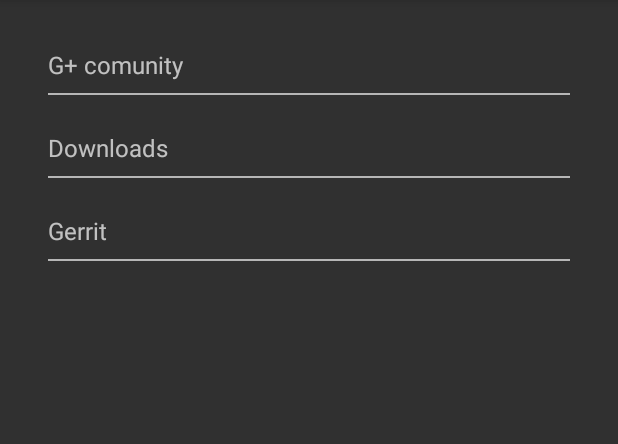
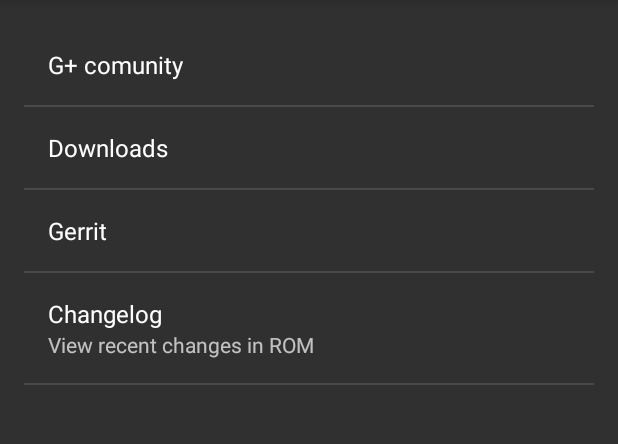
Before and after one commit to SpiritCroc/AicpExtras, an Android app: the screen it shows after launch (MainActivity), on a phone screen of 412 x 824 dp, the part 84-528 px from its top. Run offline under Robolectric (Android 15) with nearby library versions, the phone set to English and light mode, and no system bars.

```diff
--- a/app/src/main/AndroidManifest.xml
+++ b/app/src/main/AndroidManifest.xml
@@ -18,6 +18,11 @@
                 <category android:name="android.intent.category.LAUNCHER" />
             </intent-filter>
         </activity>
+
+        <activity
+            android:name=".ChangeLogActivity"
+            android:label="@string/changelog_title">
+        </activity>
     </application>
 
 </manifest>
--- a/app/src/main/java/com/lordclockan/aicpextras/AboutFragment.java
+++ b/app/src/main/java/com/lordclockan/aicpextras/AboutFragment.java
@@ -1,66 +1,84 @@
 package com.lordclockan.aicpextras;
 
+import android.app.Activity;
+import android.content.ContentResolver;
 import android.content.Intent;
 import android.net.Uri;
 import android.os.Bundle;
-import android.support.annotation.Nullable;
+import android.preference.Preference;
+import android.preference.PreferenceFragment;
+import android.preference.PreferenceScreen;
 import android.support.v4.app.Fragment;
-import android.view.LayoutInflater;
-import android.view.View;
-import android.view.ViewGroup;
-import android.widget.TextView;
 
-/**
- * Created by lord on 07.10.15..
- */
 public class AboutFragment extends Fragment {
 
-    View myView;
+    @Override
+    public void onCreate(Bundle savedInstanceState) {
+        super.onCreate(savedInstanceState);
 
-    @Nullable
-    @Override
-    public View onCreateView(LayoutInflater inflater, ViewGroup container, Bundle savedInstanceState) {
-        myView = inflater.inflate(R.layout.about_layout, container, false);
-        addListenerOnGCommunity();
-        return myView;
+        getActivity().getFragmentManager().beginTransaction()
+                .replace(R.id.content_main, new SettingsPreferenceFragment())
+                .commit();
     }
 
-    public void addListenerOnGCommunity() {
+    public static class SettingsPreferenceFragment extends PreferenceFragment {
 
-        TextView mGcommunty = (TextView) myView.findViewById(R.id.tvGplus);
-        mGcommunty.setOnClickListener(new View.OnClickListener() {
+        private String PREF_GCOMMUNITY = "gplus";
+        private String PREF_AICP_DOWNLOADS = "aicp_downloads";
+        private String PREF_AICP_GERRIT = "aicp_gerrit";
+        private String PREF_AICP_CHANGELOG = "aicp_changelog";
 
-            @Override
-            public void onClick(View arg0) {
+        private Preference mGcommunity;
+        private Preference mAicpDownloads;
+        private Preference mAicpGerrit;
+        private Preference mAicpChangeLog;
+        public SettingsPreferenceFragment() {
+        }
+
+        @Override
+        public void onCreate(Bundle savedInstanceState) {
+            super.onCreate(savedInstanceState);
+
+            // Load the preferences from an XML resource
+            addPreferencesFromResource(R.xml.about_layout);
+
+            PreferenceScreen prefSet = getPreferenceScreen();
+            Activity activity = getActivity();
+
+            final ContentResolver resolver = getActivity().getContentResolver();
+
+            mGcommunity = prefSet.findPreference(PREF_GCOMMUNITY);
+            mAicpDownloads = prefSet.findPreference(PREF_AICP_DOWNLOADS);
+            mAicpGerrit = prefSet.findPreference(PREF_AICP_GERRIT);
+            mAicpChangeLog = prefSet.findPreference(PREF_AICP_CHANGELOG);
+
+        }
+
+        @Override
+        public boolean onPreferenceTreeClick(PreferenceScreen preferenceScreen, Preference preference) {
+            if (preference == mGcommunity) {
                 String url = "https://plus.google.com/communities/101008638920580274588";
                 Intent intent = new Intent(Intent.ACTION_VIEW);
                 intent.setData(Uri.parse(url));
                 startActivity(intent);
-            }
-        });
-
-        TextView mAicpDownloads = (TextView) myView.findViewById(R.id.tvAicpDownloads);
-        mAicpDownloads.setOnClickListener(new View.OnClickListener() {
-
-            @Override
-            public void onClick(View arg0) {
+            } else if (preference == mAicpDownloads) {
                 String url = "http://dwnld.aicp-rom.com";
                 Intent intent = new Intent(Intent.ACTION_VIEW);
                 intent.setData(Uri.parse(url));
                 startActivity(intent);
-            }
-        });
-
-        TextView mAicpGerrit = (TextView) myView.findViewById(R.id.tvAicpGerrit);
-        mAicpGerrit.setOnClickListener(new View.OnClickListener() {
-
-            @Override
-            public void onClick(View arg0) {
+            } else if (preference == mAicpGerrit) {
                 String url = "http://gerrit.aicp-rom.com/#/q/status:open";
                 Intent intent = new Intent(Intent.ACTION_VIEW);
                 intent.setData(Uri.parse(url));
                 startActivity(intent);
+            } else if (preference == mAicpChangeLog) {
+                Intent intent = new Intent(getActivity(), ChangeLogActivity.class);
+                getActivity().startActivity(intent);
+            } else {
+                return super.onPreferenceTreeClick(preferenceScreen, preference);
             }
-        });
+
+            return false;
+        }
     }
 }
--- a/app/src/main/res/layout/about_layout.xml
+++ /dev/null
@@ -1,61 +0,0 @@
-<?xml version="1.0" encoding="utf-8"?>
-<LinearLayout xmlns:android="http://schemas.android.com/apk/res/android"
-    android:layout_width="match_parent"
-    android:layout_height="match_parent"
-    android:background="?android:attr/selectableItemBackground"
-    android:orientation="vertical"
-    android:paddingBottom="@dimen/activity_vertical_margin"
-    android:paddingLeft="@dimen/activity_horizontal_margin"
-    android:paddingRight="@dimen/activity_horizontal_margin"
-    android:paddingTop="@dimen/activity_vertical_margin">
-
-
-    <TextView
-        android:id="@+id/tvGplus"
-        style="TextAppearance.AppCompat.Body1"
-        android:layout_width="match_parent"
-        android:layout_height="wrap_content"
-        android:layout_gravity="center_horizontal"
-        android:text="@string/g_community"
-        android:textSize="16sp" />
-
-    <View
-        android:layout_width="match_parent"
-        android:layout_height="1dp"
-        android:layout_marginBottom="24dp"
-        android:layout_marginTop="8dp"
-        android:background="@color/line_color" />
-
-    <TextView
-        android:id="@+id/tvAicpDownloads"
-        style="TextAppearance.AppCompat.Body1"
-        android:layout_width="match_parent"
-        android:layout_height="wrap_content"
-        android:layout_gravity="center_horizontal"
-        android:text="@string/aicp_downloads_title"
-        android:textSize="16sp" />
-
-    <View
-        android:layout_width="match_parent"
-        android:layout_height="1dp"
-        android:layout_marginBottom="24dp"
-        android:layout_marginTop="8dp"
-        android:background="@color/line_color" />
-
-    <TextView
-        android:id="@+id/tvAicpGerrit"
-        style="TextAppearance.AppCompat.Body1"
-        android:layout_width="match_parent"
-        android:layout_height="wrap_content"
-        android:layout_gravity="center_horizontal"
-        android:text="@string/aicp_gerrit_title"
-        android:textSize="16sp" />
-
-    <View
-        android:layout_width="match_parent"
-        android:layout_height="1dp"
-        android:layout_marginBottom="24dp"
-        android:layout_marginTop="8dp"
-        android:background="@color/line_color" />
-
-</LinearLayout>
--- a/app/src/main/res/values-v21/styles.xml
+++ /dev/null
@@ -1,9 +0,0 @@
-<resources>>
-
-    <style name="AppTheme.NoActionBar">
-        <item name="windowActionBar">false</item>
-        <item name="windowNoTitle">true</item>
-        <item name="android:windowDrawsSystemBarBackgrounds">true</item>
-        <item name="android:statusBarColor">@android:color/transparent</item>
-    </style>
-</resources>
--- a/app/src/main/res/values/strings.xml
+++ b/app/src/main/res/values/strings.xml
@@ -34,4 +34,9 @@
     <string name="fuck_amount_world">FU WORLD!!!</string>
     <string name="setonboot">Set on boot</string>
     <string name="selinuxswitch">Selinux switch</string>
+
+    <!-- Change Log -->
+    <string name="changelog_title">Changelog</string>
+    <string name="changelog_title_summary">View recent changes in ROM</string>
+    <string name="changelog_error">Unable to load changelog</string>
 </resources>
--- a/app/src/main/res/values/styles.xml
+++ b/app/src/main/res/values/styles.xml
@@ -12,7 +12,6 @@
     <style name="AppTheme.NoActionBar">
         <item name="windowActionBar">false</item>
         <item name="windowNoTitle">true</item>
-        <item name="android:background">@drawable/side_nav_bar</item>
     </style>
 
     <style name="AppTheme.AppBarOverlay" parent="ThemeOverlay.AppCompat.Dark.ActionBar">
--- /dev/null
+++ b/app/src/main/res/xml/about_layout.xml
@@ -0,0 +1,20 @@
+<?xml version="1.0" encoding="utf-8"?>
+<PreferenceScreen xmlns:android="http://schemas.android.com/apk/res/android">
+    <Preference
+        android:key="gplus"
+        android:title="@string/g_community" />
+
+    <Preference
+        android:key="aicp_downloads"
+        android:title="@string/aicp_downloads_title" />
+
+    <Preference
+        android:key="aicp_gerrit"
+        android:title="@string/aicp_gerrit_title" />
+
+    <Preference
+        android:key="aicp_changelog"
+        android:title="@string/changelog_title"
+        android:summary="@string/changelog_title_summary"/>
+
+</PreferenceScreen>
--- a/app/src/main/res/xml/display_anim_layout.xml
+++ b/app/src/main/res/xml/display_anim_layout.xml
@@ -4,11 +4,13 @@
         android:key="username"
         android:summary="Please provide your username"
         android:title="Your Name"></EditTextPreference>
+
     <SwitchPreference
         android:defaultValue="false"
         android:key="test_check"
         android:summary="This option if selected will allow the application to check for latest versions."
         android:title="Application Updates" />
+
     <ListPreference
         android:defaultValue="0"
         android:entries="@array/amountArray"
```
Also changed, not shown: app/src/main/java/com/lordclockan/aicpextras/ChangeLogActivity.java (added, +89 -0 lines), app/src/main/java/com/lordclockan/aicpextras/preferences/GlobalSettingCheckBoxPreference.java (added, +65 -0 lines), app/src/main/java/com/lordclockan/aicpextras/preferences/GlobalSettingSwitchPreference.java (added, +65 -0 lines), app/src/main/java/com/lordclockan/aicpextras/preferences/SecureSettingCheckBoxPreference.java (added, +65 -0 lines), app/src/main/java/com/lordclockan/aicpextras/preferences/SecureSettingSwitchPreference.java (added, +65 -0 lines), app/src/main/java/com/lordclockan/aicpextras/preferences/SystemSettingCheckBoxPreference.java (added, +65 -0 lines), app/src/main/java/com/lordclockan/aicpextras/preferences/SystemSettingSwitchPreference.java (added, +65 -0 lines).
